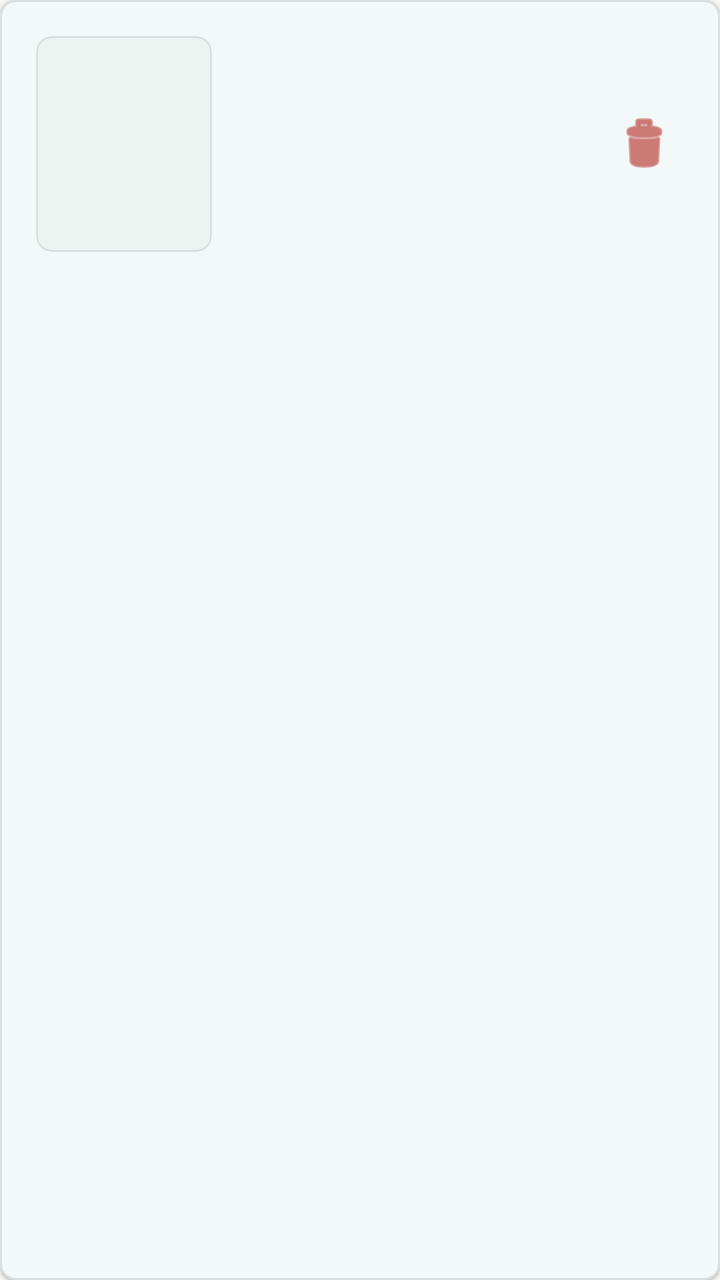
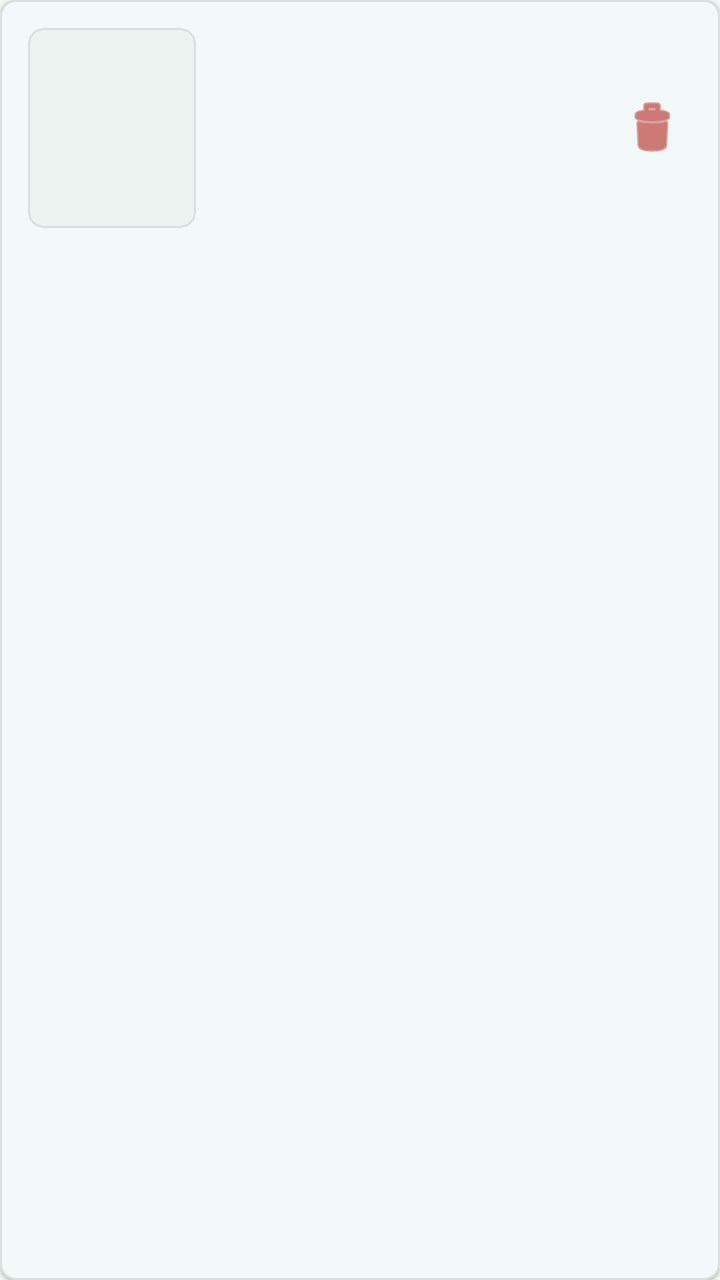

Before-and-after screenshots of an Android layout around one commit, followed by the original layout XML and the change that was made.
<!-- AndroidManifest.xml: application theme Theme.SmartFitApp -->
<!-- res/layout/item_tryon_result.xml -->
<?xml version="1.0" encoding="utf-8"?>
<com.google.android.material.card.MaterialCardView
    xmlns:android="http://schemas.android.com/apk/res/android"
    xmlns:app="http://schemas.android.com/apk/res-auto"
    android:layout_width="match_parent"
    android:layout_height="wrap_content"
    android:layout_marginStart="8dp"
    android:layout_marginEnd="8dp"
    android:layout_marginTop="4dp"
    android:layout_marginBottom="4dp"
    app:cardElevation="1dp"
    app:cardCornerRadius="@dimen/card_radius"
    app:strokeColor="@color/outline_variant"
    app:strokeWidth="1dp"
    app:cardBackgroundColor="@color/surface">

    <LinearLayout
        android:layout_width="match_parent"
        android:layout_height="wrap_content"
        android:orientation="horizontal"
        android:padding="@dimen/card_padding"
        android:gravity="center_vertical">

        <com.google.android.material.card.MaterialCardView
            android:layout_width="88dp"
            android:layout_height="108dp"
            app:cardCornerRadius="@dimen/small_radius"
            app:cardElevation="0dp"
            app:cardBackgroundColor="@color/image_placeholder">

            <ImageView
                android:id="@+id/thumbnail"
                android:layout_width="match_parent"
                android:layout_height="match_parent"
                android:contentDescription="Try-on result"
                android:scaleType="fitCenter" />

        </com.google.android.material.card.MaterialCardView>

        <LinearLayout
            android:layout_width="0dp"
            android:layout_height="wrap_content"
            android:layout_marginStart="@dimen/card_padding"
            android:layout_weight="1"
            android:orientation="vertical">

            <TextView
                android:id="@+id/itemName"
                android:layout_width="match_parent"
                android:layout_height="wrap_content"
                android:textColor="@color/on_surface"
                android:textSize="15sp"
                android:textStyle="bold"
                android:maxLines="2"
                android:ellipsize="end" />

            <TextView
                android:id="@+id/statusText"
                android:layout_width="match_parent"
                android:layout_height="wrap_content"
                android:layout_marginTop="6dp"
                android:textColor="@color/on_surface_variant"
                android:textSize="13sp"
                android:maxLines="1" />

            <TextView
                android:id="@+id/createdAt"
                android:layout_width="match_parent"
                android:layout_height="wrap_content"
                android:layout_marginTop="4dp"
                android:textColor="@color/text_hint"
                android:textSize="12sp" />
        </LinearLayout>

        <ImageButton
            android:id="@+id/deleteButton"
            android:layout_width="40dp"
            android:layout_height="40dp"
            android:layout_marginStart="@dimen/small_gap"
            android:background="?attr/selectableItemBackgroundBorderless"
            android:contentDescription="Delete try-on result"
            android:src="@android:drawable/ic_menu_delete"
            android:tint="@color/error" />
    </LinearLayout>

</com.google.android.material.card.MaterialCardView>
<!-- resources referenced by this layout -->
<resources>
  <color name="error">#B3261E</color>
  <color name="image_placeholder">#EDF3F1</color>
  <color name="on_surface">#162326</color>
  <color name="on_surface_variant">#61706F</color>
  <color name="outline_variant">#D7E0DD</color>
  <color name="surface">#FFFFFF</color>
  <color name="text_hint">#8A9695</color>
  <dimen name="card_padding">18dp</dimen>
  <dimen name="card_radius">8dp</dimen>
  <dimen name="small_gap">8dp</dimen>
  <dimen name="small_radius">8dp</dimen>
  <style name="Theme.SmartFitApp" parent="Base.Theme.SmartFitApp" />
  <style name="Base.Theme.SmartFitApp" parent="Theme.Material3.DayNight.NoActionBar">
          <item name="colorPrimary">@color/primary</item>
          <item name="colorOnPrimary">@color/on_primary</item>
          <item name="colorPrimaryContainer">@color/primary_container</item>
          <item name="colorOnPrimaryContainer">@color/on_primary_container</item>
          <item name="colorSecondary">@color/secondary</item>
          <item name="colorOnSecondary">@color/on_secondary</item>
          <item name="colorSecondaryContainer">@color/secondary_container</item>
          <item name="colorOnSecondaryContainer">@color/on_secondary_container</item>
          <item name="android:colorBackground">@color/background</item>
          <item name="colorSurface">@color/surface</item>
          <item name="colorOnSurface">@color/on_surface</item>
          <item name="colorSurfaceVariant">@color/surface_variant</item>
          <item name="colorOnSurfaceVariant">@color/on_surface_variant</item>
          <item name="colorError">@color/error</item>
          <item name="colorOnError">@color/on_error</item>
          <item name="colorErrorContainer">@color/error_container</item>
          <item name="colorOnErrorContainer">@color/on_error_container</item>
          <item name="colorOutline">@color/outline</item>
          <item name="colorOutlineVariant">@color/outline_variant</item>
      </style>
  <color name="primary">#1B7F79</color>
  <color name="on_primary">#FFFFFF</color>
  <color name="primary_container">#D7F2EE</color>
  <color name="on_primary_container">#052927</color>
  <color name="secondary">#B85C38</color>
  <color name="on_secondary">#FFFFFF</color>
  <color name="secondary_container">#FFE2D5</color>
  <color name="on_secondary_container">#3D1608</color>
  <color name="background">#F5F7F4</color>
  <color name="surface_variant">#E8F0ED</color>
  <color name="on_error">#FFFFFF</color>
  <color name="error_container">#F9DEDC</color>
  <color name="on_error_container">#410E0B</color>
  <color name="outline">#8EA09D</color>
</resources>

<!-- the commit's change to res/layout/item_tryon_result.xml (unified diff, before → after) -->
@@ -6,8 +6,8 @@
     android:layout_height="wrap_content"
     android:layout_marginStart="8dp"
     android:layout_marginEnd="8dp"
-    android:layout_marginTop="4dp"
-    android:layout_marginBottom="4dp"
+    android:layout_marginTop="2dp"
+    android:layout_marginBottom="2dp"
     app:cardElevation="1dp"
     app:cardCornerRadius="@dimen/card_radius"
     app:strokeColor="@color/outline_variant"
@@ -18,12 +18,12 @@
         android:layout_width="match_parent"
         android:layout_height="wrap_content"
         android:orientation="horizontal"
-        android:padding="@dimen/card_padding"
+        android:padding="14dp"
         android:gravity="center_vertical">
 
         <com.google.android.material.card.MaterialCardView
-            android:layout_width="88dp"
-            android:layout_height="108dp"
+            android:layout_width="84dp"
+            android:layout_height="100dp"
             app:cardCornerRadius="@dimen/small_radius"
             app:cardElevation="0dp"
             app:cardBackgroundColor="@color/image_placeholder">
@@ -40,7 +40,7 @@
         <LinearLayout
             android:layout_width="0dp"
             android:layout_height="wrap_content"
-            android:layout_marginStart="@dimen/card_padding"
+            android:layout_marginStart="12dp"
             android:layout_weight="1"
             android:orientation="vertical">
 
@@ -49,7 +49,7 @@
                 android:layout_width="match_parent"
                 android:layout_height="wrap_content"
                 android:textColor="@color/on_surface"
-                android:textSize="15sp"
+                android:textSize="14sp"
                 android:textStyle="bold"
                 android:maxLines="2"
                 android:ellipsize="end" />
@@ -58,18 +58,18 @@
                 android:id="@+id/statusText"
                 android:layout_width="match_parent"
                 android:layout_height="wrap_content"
-                android:layout_marginTop="6dp"
+                android:layout_marginTop="4dp"
                 android:textColor="@color/on_surface_variant"
-                android:textSize="13sp"
+                android:textSize="12sp"
                 android:maxLines="1" />
 
             <TextView
                 android:id="@+id/createdAt"
                 android:layout_width="match_parent"
                 android:layout_height="wrap_content"
-                android:layout_marginTop="4dp"
+                android:layout_marginTop="2dp"
                 android:textColor="@color/text_hint"
-                android:textSize="12sp" />
+                android:textSize="11sp" />
         </LinearLayout>
 
         <ImageButton
<!-- resource entries referenced after the edit -->
@@ -7,7 +7,6 @@
   <color name="outline_variant">#D7E0DD</color>
   <color name="surface">#FFFFFF</color>
   <color name="text_hint">#8A9695</color>
-  <dimen name="card_padding">18dp</dimen>
   <dimen name="card_radius">8dp</dimen>
   <dimen name="small_gap">8dp</dimen>
   <dimen name="small_radius">8dp</dimen>
